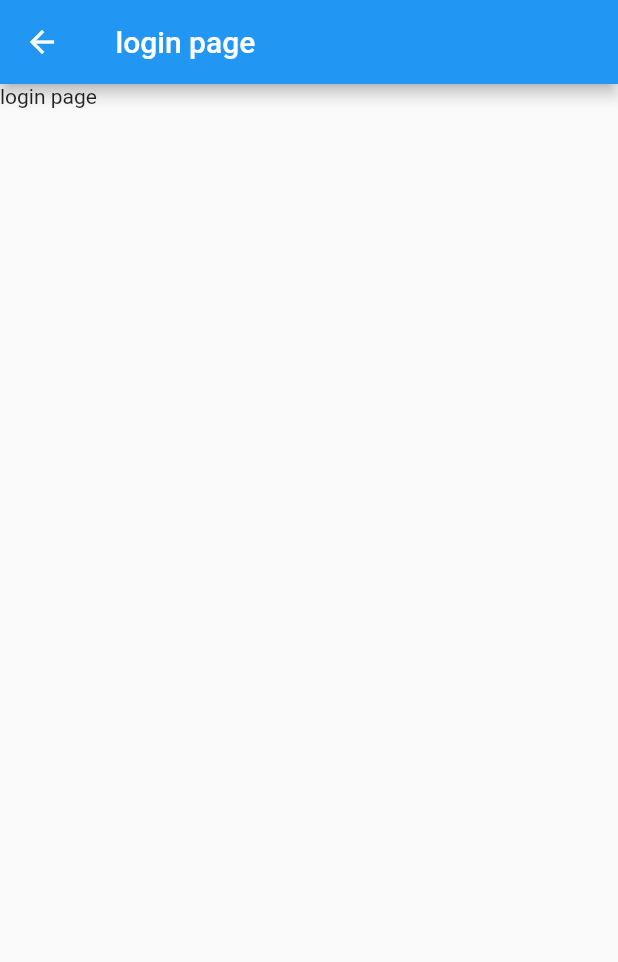
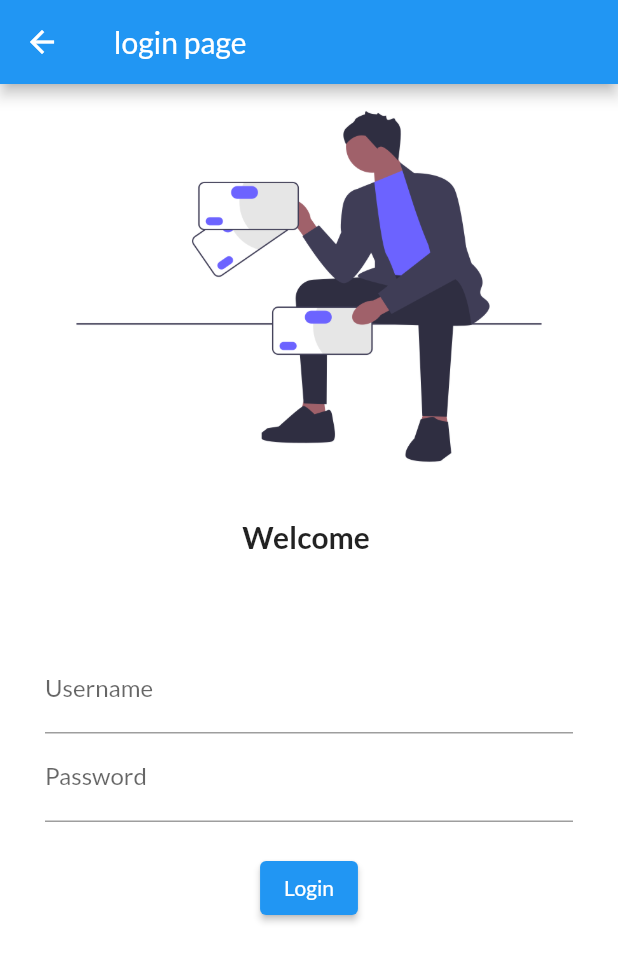
Before and after one commit to prikshitmaster/ecommercesite, a Flutter app: the LoginPage screen opened by its route, on a phone screen of 412 x 824 dp. Shown: the top 962 px of the screen. Run offline on Flutter 3.47's test engine with Material 2 defaults, Android fonts, the phone set to English and light mode, and no system bars; our stand-ins replace google_fonts.

Commit message:
day 2 completed

```diff
--- a/lib/Screen/login_page.dart
+++ b/lib/Screen/login_page.dart
@@ -1,19 +1,84 @@
+import 'package:ecommercesite/utilies/route_page.dart';
 import 'package:flutter/material.dart';
 
-
-class LoginPage extends StatelessWidget {
+class LoginPage extends StatefulWidget {
   const LoginPage({Key? key}) : super(key: key);
 
   @override
+  State<LoginPage> createState() => _LoginPageState();
+}
+
+class _LoginPageState extends State<LoginPage> {
+  String name = "";
+  @override
   Widget build(BuildContext context) {
     return Scaffold(
+      backgroundColor: Colors.white,
       appBar: AppBar(
-        title: Text(" login page"),
+        title: const Text(" login page"),
       ),
-      body:   Column(
-        children: [
-          Text("login page")
-        ],
+      body: SingleChildScrollView(
+        child: Column(
+          children:  [
+            const Padding(
+                padding: EdgeInsets.zero,
+                child: Image(
+                  image: AssetImage('assets/loginimage.png'),
+                  fit: BoxFit.cover,
+                  height: 270,
+                  width: 500,
+                )),
+            const SizedBox(
+              height: 20,
+            ),
+             Text(
+              "Welcome $name",
+              style: TextStyle(fontSize: 20, fontWeight: FontWeight.bold),
+            ),
+
+           const SizedBox(
+             height: 40,
+           ),
+                Padding(
+                  padding:  EdgeInsets.symmetric(vertical: 20 , horizontal: 30),
+                  child: Column(
+                    children:  [
+                      TextField(
+                        decoration: InputDecoration(
+                          hintText: "Enter Username ",
+                          labelText: "Username"
+                        ),
+                        onChanged:(value){
+                          name = value;
+                          setState(() {
+
+                          });
+                        },
+
+                      ),    TextField(
+                      obscureText: true,
+                        decoration: InputDecoration(
+                          hintText: "Enter Password ",
+                          labelText: "Password",
+
+                        ),
+
+                      ),
+                     SizedBox(
+                       height: 20,
+                     ),
+                       ElevatedButton(
+                           child: Text('Login'),
+                         onPressed: (){
+                           Navigator.pushNamed(context, MyRoute.homeRoute);
+                         },
+                        ),
+                    ],
+                  ),
+                )
+
+          ],
+        ),
       ),
     );
   }
--- a/lib/main.dart
+++ b/lib/main.dart
@@ -1,6 +1,8 @@
 import 'package:ecommercesite/Screen/Home_page.dart';
 import 'package:ecommercesite/Screen/login_page.dart';
+import 'package:ecommercesite/utilies/route_page.dart';
 import 'package:flutter/material.dart';
+import 'package:google_fonts/google_fonts.dart';
 
 void main() {
   runApp(const MyApp());
@@ -12,10 +14,16 @@ class MyApp extends StatelessWidget {
   @override
   Widget build(BuildContext context) {
     return MaterialApp(
-      initialRoute: "/",
+
+      theme: ThemeData(
+          fontFamily: GoogleFonts.lato().fontFamily,
+          // primaryTextTheme:GoogleFonts.latoTextTheme()
+      ),
+
+      initialRoute: "/login",
       routes: {
-        "/": (context) => homepage(),
-        "/login": (context) => LoginPage(),
+        MyRoute.homeRoute: (context) => homepage(),
+        MyRoute.loginRoute: (context) => LoginPage(),
       },
     );
   }
--- /dev/null
+++ b/lib/utilies/route_page.dart
@@ -0,0 +1,6 @@
+class MyRoute{
+static String loginRoute = "/login";
+static String homeRoute = "/home";
+
+
+}
```
Also changed, not shown: pubspec.yaml (+5 -2 lines), assets/loginimage.png (added), lib/asset/login.png (deleted), pubspec.lock.
